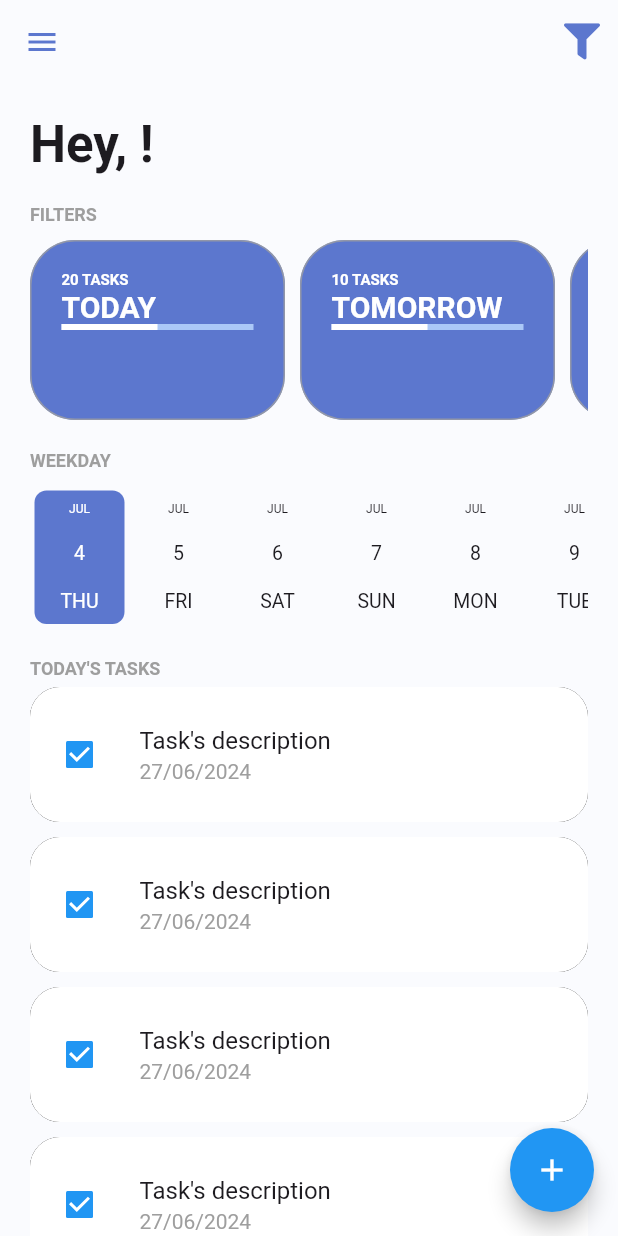
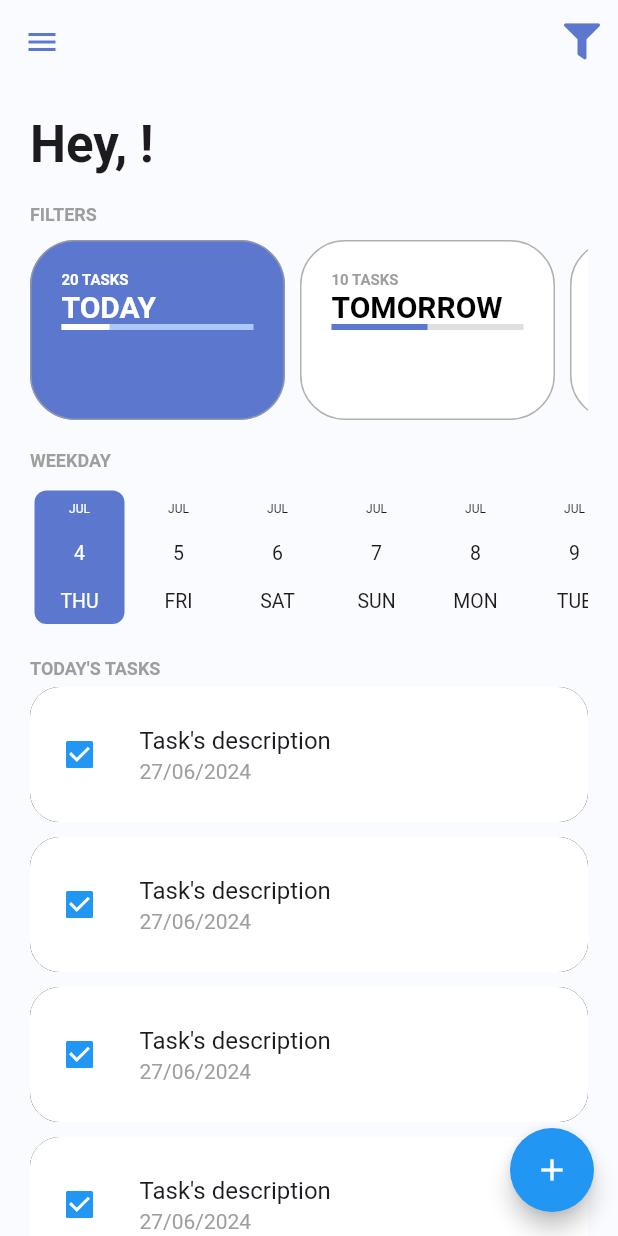
Before and after one commit to paulocf92/academiadoflutter-todo-list, a Flutter app: the screen it shows once a user with an empty profile is signed in, on a phone screen of 412 x 824 dp. Run offline on Flutter 3.47's test engine with Material 3 defaults, Android fonts, the phone set to English and light mode, and no system bars; drawn by our look-alikes of date_picker_timeline; our stand-ins replace firebase_auth, firebase_core, google_fonts, google_sign_in, sign_in_button, sqflite and 1 more; missing offline and left inert: flutter_overlay_loader, validatorless; accounts and stored records are empty; network calls fail; Roboto replaces fonts that are missing (Mandali).

Commit message:
chore: fill task cards dynamically signaling which period is selected through a home controller

```diff
--- /dev/null
+++ b/lib/app/modules/home/home_controller.dart
@@ -0,0 +1,6 @@
+import 'package:todo_list_provider/app/core/notifier/default_change_notifier.dart';
+import 'package:todo_list_provider/app/models/task_filter_enum.dart';
+
+class HomeController extends DefaultChangeNotifier {
+  var selectedFilter = TaskFilterEnum.today;
+}
--- a/lib/app/modules/home/home_module.dart
+++ b/lib/app/modules/home/home_module.dart
@@ -1,9 +1,16 @@
+import 'package:provider/provider.dart';
 import 'package:todo_list_provider/app/core/modules/todo_list_module.dart';
+import 'package:todo_list_provider/app/modules/home/home_controller.dart';
 import 'package:todo_list_provider/app/modules/home/home_page.dart';
 
 class HomeModule extends TodoListModule {
   HomeModule()
       : super(
+          bindings: [
+            ChangeNotifierProvider(
+              create: (context) => HomeController(),
+            ),
+          ],
           routes: {
             '/home': (context) => HomePage(),
           },
--- a/lib/app/modules/home/widgets/home_filters.dart
+++ b/lib/app/modules/home/widgets/home_filters.dart
@@ -1,7 +1,9 @@
 import 'package:flutter/material.dart';
+import 'package:provider/provider.dart';
 import 'package:todo_list_provider/app/core/ui/theme_extensions.dart';
 import 'package:todo_list_provider/app/models/task_filter_enum.dart';
 import 'package:todo_list_provider/app/models/total_tasks_model.dart';
+import 'package:todo_list_provider/app/modules/home/home_controller.dart';
 import 'package:todo_list_provider/app/modules/home/widgets/todo_card_filter.dart';
 
 class HomeFilters extends StatelessWidget {
@@ -22,19 +24,28 @@ class HomeFilters extends StatelessWidget {
                 label: 'TODAY',
                 taskFilter: TaskFilterEnum.today,
                 totalTasksModel:
-                    TotalTasksModel(totalTasks: 20, totalTasksFinished: 10),
+                    TotalTasksModel(totalTasks: 20, totalTasksFinished: 5),
+                selected: context.select<HomeController, TaskFilterEnum>(
+                        (value) => value.selectedFilter) ==
+                    TaskFilterEnum.today,
               ),
               TodoCardFilter(
                 label: 'TOMORROW',
                 taskFilter: TaskFilterEnum.tomorrow,
                 totalTasksModel:
                     TotalTasksModel(totalTasks: 10, totalTasksFinished: 5),
+                selected: context.select<HomeController, TaskFilterEnum>(
+                        (value) => value.selectedFilter) ==
+                    TaskFilterEnum.tomorrow,
               ),
               TodoCardFilter(
                 label: 'WEEK',
                 taskFilter: TaskFilterEnum.week,
                 totalTasksModel:
                     TotalTasksModel(totalTasks: 10, totalTasksFinished: 5),
+                selected: context.select<HomeController, TaskFilterEnum>(
+                        (value) => value.selectedFilter) ==
+                    TaskFilterEnum.week,
               ),
             ],
           ),
--- a/lib/app/modules/home/widgets/todo_card_filter.dart
+++ b/lib/app/modules/home/widgets/todo_card_filter.dart
@@ -7,12 +7,15 @@ class TodoCardFilter extends StatelessWidget {
   final String label;
   final TaskFilterEnum taskFilter;
   final TotalTasksModel? totalTasksModel;
+  final bool selected;
 
-  const TodoCardFilter(
-      {super.key,
-      required this.label,
-      required this.taskFilter,
-      this.totalTasksModel});
+  const TodoCardFilter({
+    super.key,
+    required this.label,
+    required this.taskFilter,
+    required this.selected,
+    this.totalTasksModel,
+  });
 
   double _getPercentFinished() {
     final total = totalTasksModel?.totalTasks ?? 0;
@@ -36,7 +39,7 @@ class TodoCardFilter extends StatelessWidget {
       margin: EdgeInsets.only(right: 10),
       padding: EdgeInsets.all(20),
       decoration: BoxDecoration(
-        color: context.primaryColor,
+        color: selected ? context.primaryColor : Colors.white,
         border: Border.all(width: 1, color: Colors.grey.withOpacity(.8)),
         borderRadius: BorderRadius.circular(30),
       ),
@@ -45,13 +48,18 @@ class TodoCardFilter extends StatelessWidget {
         children: [
           Text(
             '${totalTasksModel?.totalTasks ?? 0} TASKS',
-            style:
-                context.titleStyle.copyWith(fontSize: 10, color: Colors.white),
+            style: context.titleStyle.copyWith(
+              fontSize: 10,
+              color: selected ? Colors.white : Colors.grey,
+            ),
           ),
           Text(
             label,
-            style: const TextStyle(
-                fontSize: 20, fontWeight: FontWeight.bold, color: Colors.white),
+            style: TextStyle(
+              fontSize: 20,
+              fontWeight: FontWeight.bold,
+              color: selected ? Colors.white : Colors.black,
+            ),
           ),
           TweenAnimationBuilder<double>(
             tween: Tween(
@@ -61,8 +69,11 @@ class TodoCardFilter extends StatelessWidget {
             duration: const Duration(seconds: 1),
             builder: (context, value, child) {
               return LinearProgressIndicator(
-                backgroundColor: context.primaryColorLight,
-                valueColor: const AlwaysStoppedAnimation<Color>(Colors.white),
+                backgroundColor:
+                    selected ? context.primaryColorLight : Colors.grey.shade300,
+                valueColor: AlwaysStoppedAnimation<Color>(
+                  selected ? Colors.white : context.primaryColor,
+                ),
                 value: value,
               );
             },
```
